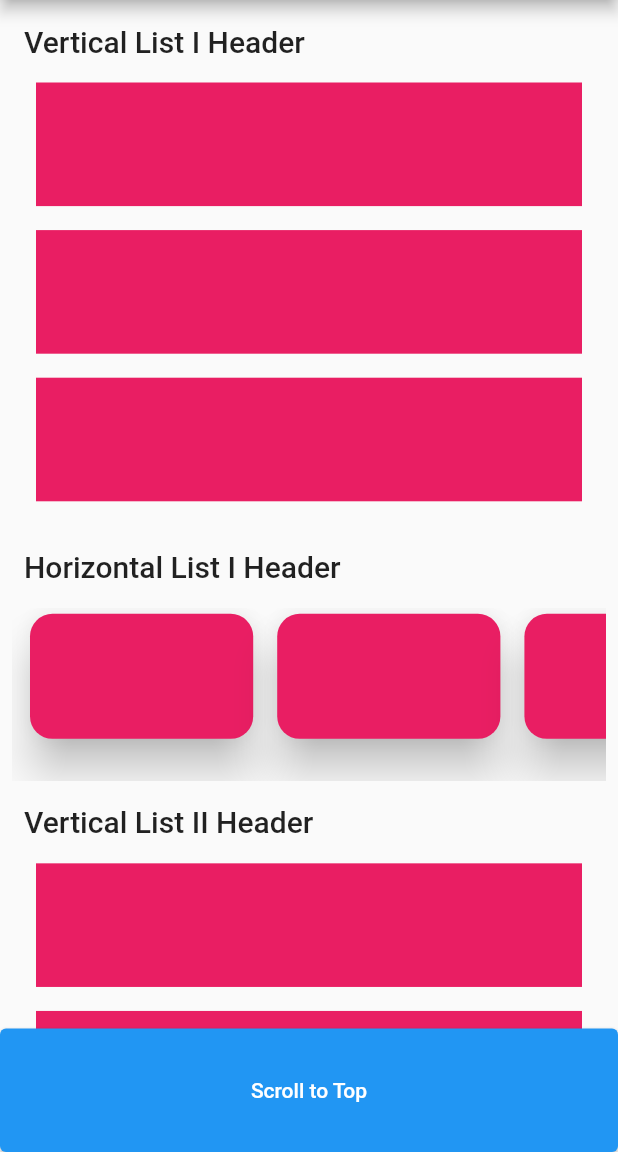
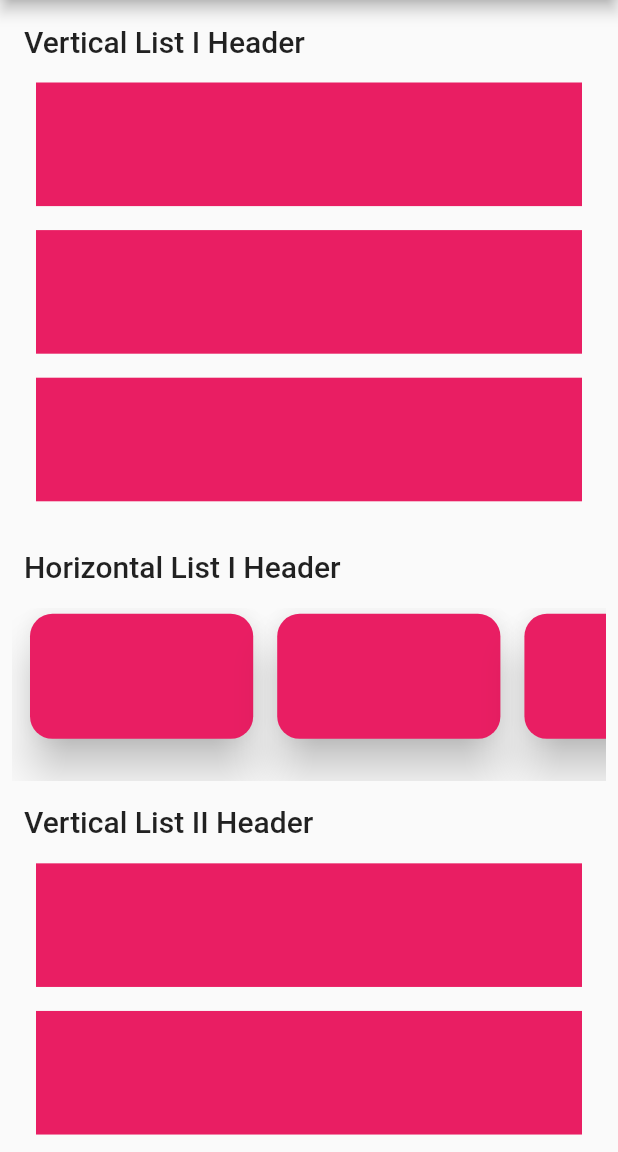
Before and after one commit to isnihal/spean-luy-test, a Flutter app: the screen it shows after launch, on a phone screen of 412 x 824 dp, the part 84-1236 px from its top. Run offline on Flutter 3.47's test engine with Material 2 defaults, Android fonts, the phone set to English and light mode, and no system bars.

Commit message:
App completed

```diff
--- a/lib/main.dart
+++ b/lib/main.dart
@@ -19,7 +19,7 @@ class MyApp extends StatelessWidget {
           headline6: TextStyle(color: Colors.black87)
         )
       ),
-      home: HomeScreen()
+      home: const HomeScreen()
     );
   }
 }
--- a/lib/screens/home_screen.dart
+++ b/lib/screens/home_screen.dart
@@ -2,12 +2,40 @@ import 'package:flutter/material.dart';
 import 'package:spean_luy_test/widgets/horizontal_list.dart';
 import 'package:spean_luy_test/widgets/vertical_list.dart';
 
-class HomeScreen extends StatelessWidget {
+class HomeScreen extends StatefulWidget {
 
-  HomeScreen({Key? key}) : super(key: key);
+  const HomeScreen({Key? key}) : super(key: key);
+
+  @override
+  State<HomeScreen> createState() => _HomeScreenState();
+}
+
+class _HomeScreenState extends State<HomeScreen> {
 
   //Scroll controller
-  final ScrollController _scrollController = ScrollController();
+  late ScrollController _scrollController;
+
+  void _scrollControlListener(){
+    if(_scrollController.hasClients){
+      setState(() {
+
+      });
+    }
+  }
+
+  @override
+  void initState() {
+    super.initState();
+    _scrollController = ScrollController();
+    _scrollController.addListener(_scrollControlListener);
+  }
+
+  @override
+  void dispose() {
+    super.dispose();
+    _scrollController.removeListener(_scrollControlListener);
+    _scrollController.dispose();
+  }
 
   void _scrollToTop(){
     _scrollController.animateTo(
@@ -53,6 +81,8 @@ class HomeScreen extends StatelessWidget {
             ),
             Align(
               alignment: Alignment.bottomCenter,
+              child: Visibility(
+                visible: _scrollController.hasClients? (_scrollController.position.pixels>mediaQuery.size.height*0.3):false,
                 child: SizedBox(
                   width: double.infinity,
                   height: mediaQuery.size.height*0.1,
@@ -62,6 +92,7 @@ class HomeScreen extends StatelessWidget {
                   ),
                 ),
               ),
+            ),
           ],
         )
       ),
```
Lines whose indentation alone changed are shown as unchanged.
